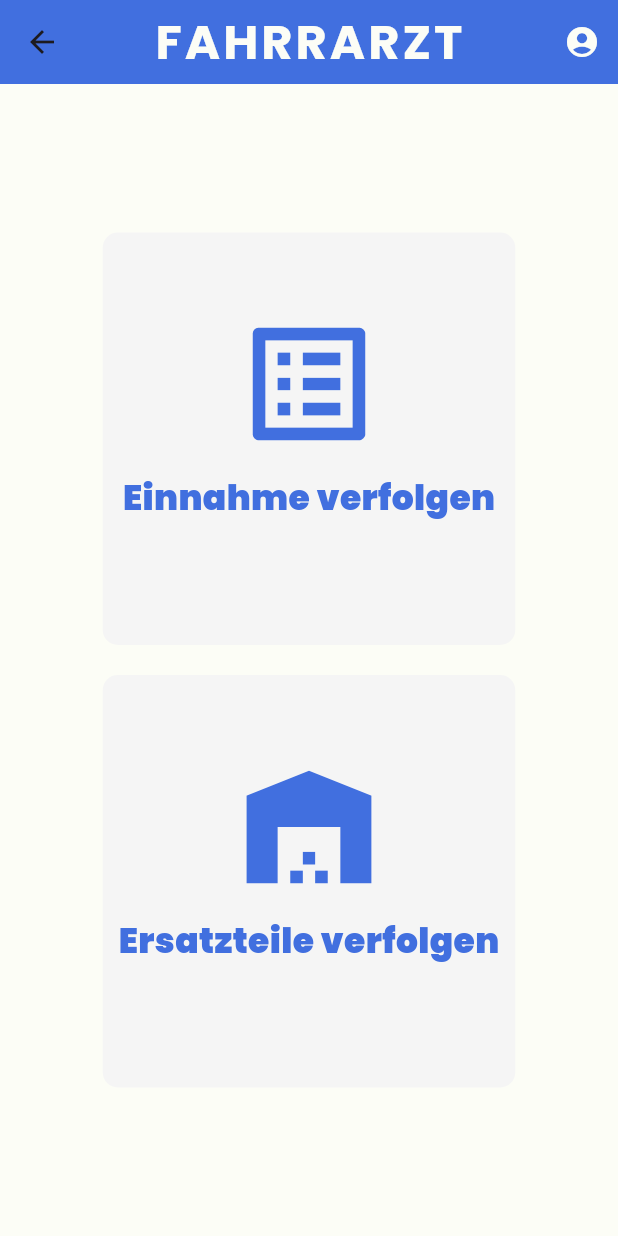
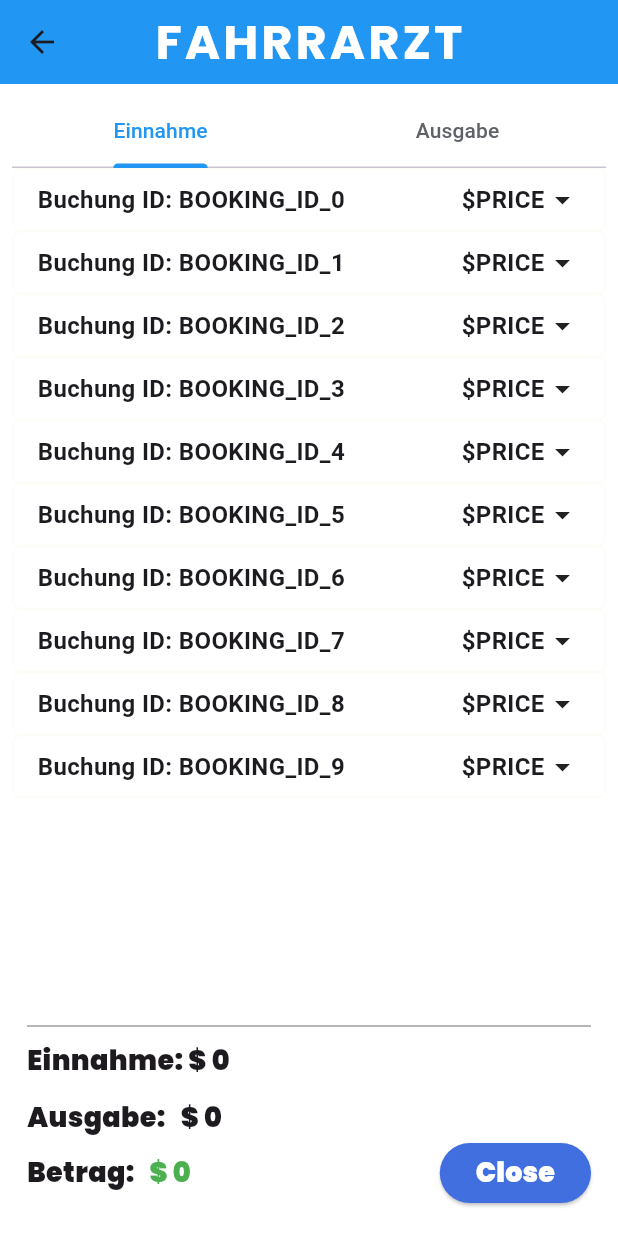
Before and after one commit to BryanAustinS/HCI_Flutter_Project_Chiu_Suharta, a Flutter app: the BetreiberHome screen opened directly with empty values, after a tap on "Einnahme verfolgen", on a phone screen of 412 x 824 dp. Run offline on Flutter 3.47's test engine with Material 3 defaults, Android fonts, the phone set to English and light mode, and no system bars; our stand-ins replace cloud_firestore, firebase_auth, firebase_core, flutter_localization, flutter_spinkit, fluttertoast and 3 more; missing offline and left inert: another_stepper; accounts and stored records are empty.

Commit message:
UI of einnahme verfolgen created

```diff
--- a/hci_hda_chiu_suharta/lib/page/features/betreiber_auslastung_verfolgen.dart
+++ b/hci_hda_chiu_suharta/lib/page/features/betreiber_auslastung_verfolgen.dart
@@ -1,7 +1,6 @@
 import 'package:flutter/material.dart';
 import 'package:hci_hda_chiu_suharta/class/fahrrarzt.dart';
 import 'package:hci_hda_chiu_suharta/page/home/betreiber_home.dart';
-import 'package:hci_hda_chiu_suharta/page/home/kunde_home.dart';
 import 'package:hci_hda_chiu_suharta/theme/theme.dart';
 import 'package:provider/provider.dart';
 
--- /dev/null
+++ b/hci_hda_chiu_suharta/lib/page/features/betreiber_einnahme_verfolgen.dart
@@ -0,0 +1,257 @@
+import 'package:flutter/material.dart';
+import 'package:hci_hda_chiu_suharta/class/Booking.dart';
+import 'package:hci_hda_chiu_suharta/class/fahrrarzt.dart';
+import 'package:hci_hda_chiu_suharta/page/home/betreiber_home.dart';
+import 'package:hci_hda_chiu_suharta/theme/theme.dart';
+import 'package:provider/provider.dart';
+
+
+Color primaryColor = lightColorScheme.primary;
+Color bgColor = lightColorScheme.background;
+Color unselectedLabelColor = Color(0xff5f6368);
+
+class EinnahmeVerfolgen extends StatefulWidget {
+  final String userId;
+  EinnahmeVerfolgen({Key? key, required this.userId}) : super(key: key);
+
+  @override
+  State<EinnahmeVerfolgen> createState() => _EinnahmeVerfolgenState();
+}
+
+class _EinnahmeVerfolgenState extends State<EinnahmeVerfolgen> with SingleTickerProviderStateMixin {
+  late TabController _tabController;
+  List<bool> _isExpandedList = List.generate(10, (_) => false);  // Initial state for 10 items
+
+  final _tabs = [
+    Tab(text: 'Einnahme'),
+    Tab(text: 'Ausgabe'),
+  ];
+
+  @override
+  void initState() {
+    super.initState();
+    _tabController = TabController(length: _tabs.length, vsync: this);
+  }
+
+  @override
+  void dispose() {
+    _tabController.dispose();
+    super.dispose();
+  }
+
+  @override
+  Widget build(BuildContext context) {
+    return Scaffold(
+      backgroundColor: Colors.white,
+      appBar: AppBar(
+        title: Text(
+          'FAHRRARZT',
+          style: TextStyle(
+            fontSize: 32,
+            fontWeight: FontWeight.bold,
+            fontFamily: 'Montserrat',
+            letterSpacing: 2.0,
+            color: Colors.white,
+          ),
+        ),
+        centerTitle: true,
+        backgroundColor: Colors.blue,
+      ),
+      body: Padding(
+        padding: const EdgeInsets.all(8),
+        child: Column(
+          children: [
+            TabBar(
+              controller: _tabController,
+              tabs: _tabs,
+              labelColor: Colors.blue,
+              indicatorColor: Colors.blue,
+              unselectedLabelColor: Color(0xff5f6368),
+            ),
+            Expanded(
+              child: TabBarView(
+                controller: _tabController,
+                children: [
+                  _buildEinnahmeList(),
+                  _buildAusgabeList(),
+                ],
+              ),
+            ),
+            _buildSubtotal()
+          ],
+        ),
+      ),
+    );
+  }
+
+  Widget _buildEinnahmeList() {
+    List<int> items = List<int>.generate(10, (index) => index); //LIST OF BOOKINGS
+
+    return ListView.builder(
+      itemCount: items.length, //LENGTH OF BOOKING
+      itemBuilder: (context, index) {
+        return _buildEinnahmeTrailing(index);
+      },
+    );
+  }
+
+Widget _buildEinnahmeTrailing(int index) {
+  return Column(
+    crossAxisAlignment: CrossAxisAlignment.start,
+    children: [
+      GestureDetector(
+        onTap: () {
+          setState(() {
+            _isExpandedList[index] = !_isExpandedList[index];
+          });
+        },
+        child: Container(
+          padding: EdgeInsets.symmetric(vertical: 8.0, horizontal: 16.0),
+          decoration: BoxDecoration(
+            border: Border.all(color: bgColor),
+            borderRadius: BorderRadius.circular(5)
+          ),
+          child: Row(
+            mainAxisAlignment: MainAxisAlignment.spaceBetween,
+            children: [
+              Text(
+                'Buchung ID: BOOKING_ID_$index', //SHOW BOOKING ID
+                style: TextStyle(fontSize: 16, fontWeight: FontWeight.bold),
+              ),
+              Spacer(),
+              Text(
+                '\$PRICE', //SHOW PRICE
+                style: TextStyle(fontSize: 16, fontWeight: FontWeight.bold),
+              ),
+              Icon(
+                _isExpandedList[index] ? Icons.arrow_drop_up : Icons.arrow_drop_down,
+              ),
+            ],
+          ),
+        ),
+      ),
+      AnimatedContainer(
+        duration: Duration(milliseconds: 300),
+        height: _isExpandedList[index] ? 100.0 : 0.0,
+        child: _isExpandedList[index]
+            ? Padding(
+              padding: const EdgeInsets.fromLTRB(18, 0, 0, 0),
+              child: Column(
+                  crossAxisAlignment: CrossAxisAlignment.start,
+                  children: [
+                    //OUTPUTS THE DETAILS
+                    Text('Kunde ID: KUNDE_ID_$index'),
+                    Text('Techniker ID: TECHNIKER_ID_$index'),
+                    Text('Ersatzteil: '),
+                  ],
+                ),
+            )
+            : Container(),
+      ),
+    ],
+  );
+}
+
+
+  Widget _buildAusgabeList() {
+    return Center(child: Text('Ausgabe list goes here'));
+  }
+
+  Widget _buildSubtotal() {
+    int nettoIncome = 0;
+    int einnahme = 0;
+    int ausgabe = 0;
+
+    // CALCULATE EINNAHME HERE
+
+
+    return Padding(
+      padding: const EdgeInsets.all(10),
+      child: Column(
+        children: [
+          Divider(height: 20, color: Colors.grey),
+
+          Row(
+            mainAxisAlignment: MainAxisAlignment.spaceBetween,
+            children: [
+              Text(
+                'Einnahme: \$ $einnahme',
+                 style: TextStyle(
+                  fontSize: 18,
+                  fontFamily: 'Poppins',
+                )
+              )
+            ]
+          ),
+
+          Padding(
+                padding: const EdgeInsets.only(top: 6, bottom: 6),
+              ),
+
+          Row(
+            mainAxisAlignment: MainAxisAlignment.spaceBetween,
+            children: [
+              Text(
+                'Ausgabe:   \$ $ausgabe',
+                style: TextStyle(
+                  fontSize: 18,
+                  fontFamily: 'Poppins',
+                )
+              ),
+            ]
+          ),
+
+          Row(
+            mainAxisAlignment: MainAxisAlignment.spaceBetween,
+            children: [
+              Row(
+                children: [
+                  Text(
+                    'Betrag:   ',
+                    style: TextStyle(
+                      fontSize: 18,
+                      fontFamily: 'Poppins',
+                    ),
+                  ),
+                  Text(
+                '\$ $nettoIncome',
+                style: TextStyle(
+                  fontSize: 18,
+                  fontFamily: 'Poppins',
+                  color: nettoIncome >= 0 ? Colors.green : Colors.red
+                ),
+              ),
+                ],
+              ),
+
+
+              _buildCloseButton(),
+            ],
+          ),
+        ],
+      ),
+    );
+  }
+
+  Widget _buildCloseButton() {
+    return ElevatedButton(
+      style: ElevatedButton.styleFrom(backgroundColor: primaryColor),
+      onPressed: () {
+        Navigator.push(
+          context,
+          MaterialPageRoute(
+            builder: ((context) => BetreiberHome(userId: widget.userId)),
+          ),
+        );
+      },
+      child: Text(
+        'Close',
+        style: TextStyle(
+          color: Colors.white,
+          fontSize: 18,
+          fontFamily: 'Poppins',
+        ),
+      ),
+    );
+  }
+}
--- a/hci_hda_chiu_suharta/lib/page/home/betreiber_home.dart
+++ b/hci_hda_chiu_suharta/lib/page/home/betreiber_home.dart
@@ -1,5 +1,6 @@
 import 'package:flutter/material.dart';
 import 'package:hci_hda_chiu_suharta/page/features/betreiber_auslastung_verfolgen.dart';
+import 'package:hci_hda_chiu_suharta/page/features/betreiber_einnahme_verfolgen.dart';
 import 'package:hci_hda_chiu_suharta/theme/theme.dart';
 
 class BetreiberHome extends StatefulWidget {
@@ -59,6 +60,13 @@ class _BetreiberHomeState extends State<BetreiberHome> {
                   onTap: () {
                     print('Einnahme verfolgen pressed');
                     // Navigate to page EinnahmeVerfolgen
+                    Navigator.push(
+                      context,
+                      MaterialPageRoute(
+                        builder: ((context) => EinnahmeVerfolgen(
+                          userId: widget.userId))),
+                    );
+
                   },
                   child: Container(
                     decoration: BoxDecoration(
--- a/hci_hda_chiu_suharta/lib/page/home/techniker_home.dart
+++ b/hci_hda_chiu_suharta/lib/page/home/techniker_home.dart
@@ -32,7 +32,7 @@ class _TechnikerHomeState extends State<TechnikerHome> {
           style: TextStyle(
             fontSize: 32,
             fontWeight: FontWeight.bold,
-            fontFamily: 'Poppins',
+            fontFamily: 'Montserrat',
             letterSpacing: 2.0,
             color: bgColor,
           ),
@@ -107,6 +107,7 @@ class _TechnikerHomeState extends State<TechnikerHome> {
                               'Aufträge ansehen',
                               style: TextStyle(
                                 fontSize: 23,
+                                fontFamily: 'Poppins',
                                 color: primaryColor,
                               ),
                             ),
@@ -157,6 +158,7 @@ class _TechnikerHomeState extends State<TechnikerHome> {
                               'Ersatzteile ansehen',
                               style: TextStyle(
                                 fontSize: 23,
+                                fontFamily: 'Poppins',
                                 color: primaryColor,
                               ),
                             ),
```
